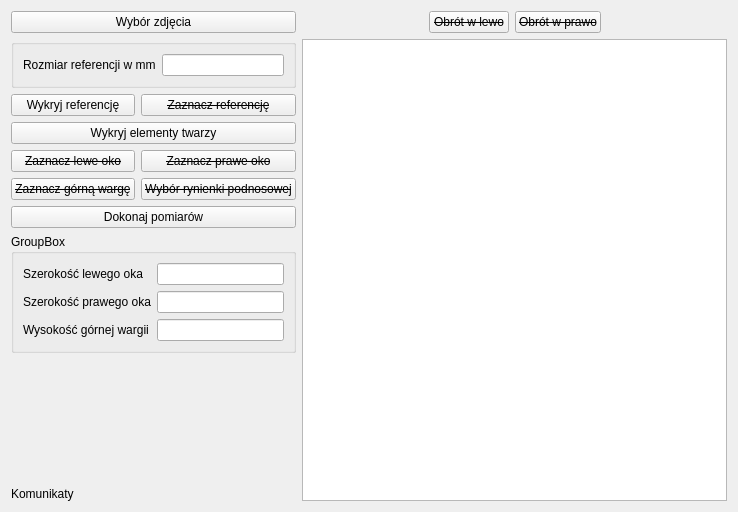
Before: the Qt Designer form implementation/GUI/w_main_window.ui in ocadotechnology-university/FAS-detection-support-tool, drawn with Qt 5.
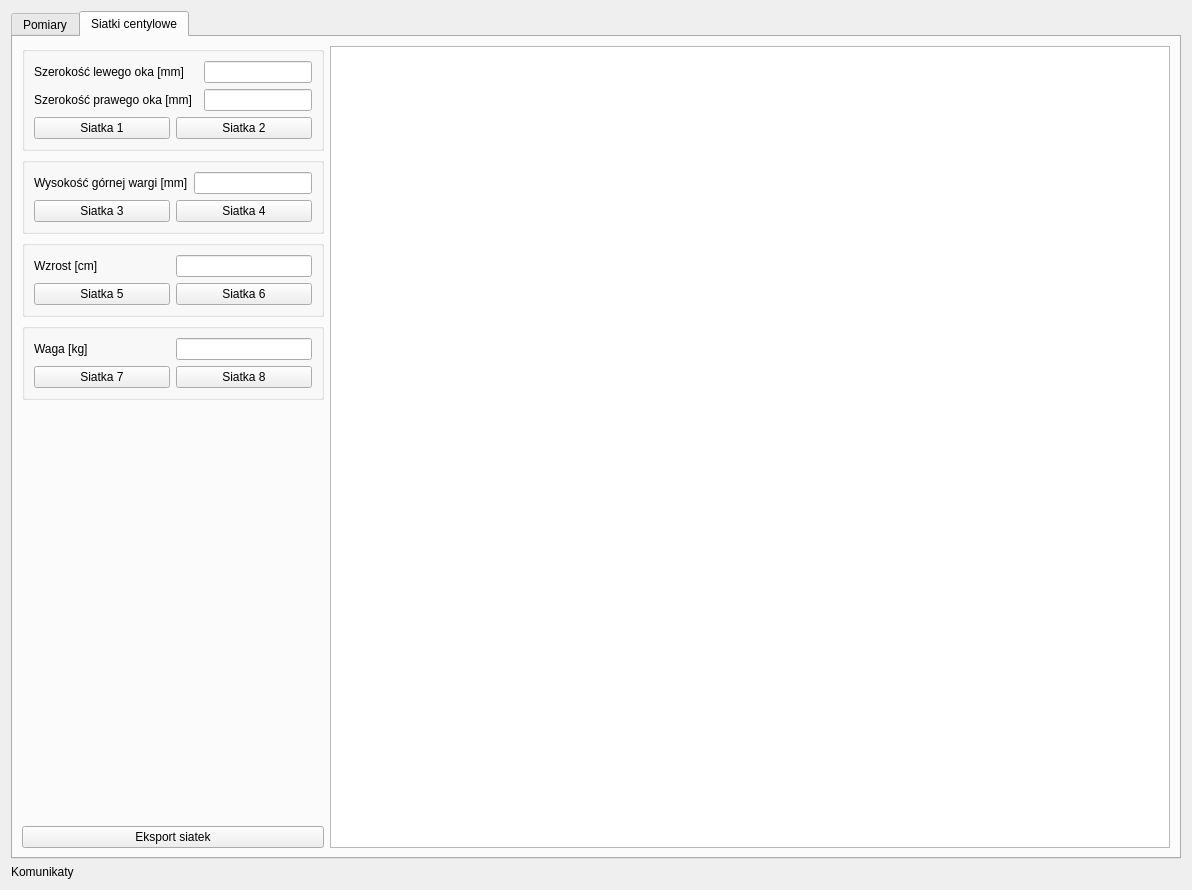
After: the same form once the commit is applied. Icons and pictures are not drawn.

Commit message: the measurement tab got simplified to make room for philtrum choice. I added a tab for growth charts - this tab is still in progress

Diff of the .ui file:
```diff
--- a/implementation/GUI/w_main_window.ui
+++ b/implementation/GUI/w_main_window.ui
@@ -6,41 +6,107 @@
    <rect>
     <x>0</x>
     <y>0</y>
-    <width>738</width>
-    <height>512</height>
+    <width>1192</width>
+    <height>890</height>
    </rect>
   </property>
   <property name="windowTitle">
    <string>Wspomaganie Diagnostyki FAS</string>
   </property>
   <property name="windowIcon">
-   <iconset resource="../../resources/GUI_resources.qrc">
+   <iconset>
     <normaloff>:/icon/Ikona.png</normaloff>:/icon/Ikona.png</iconset>
   </property>
   <layout class="QGridLayout" name="gridLayout_2">
-   <item row="0" column="0" rowspan="2">
+   <item row="0" column="0" colspan="6">
+    <widget class="QTabWidget" name="tabWidget">
+     <property name="maximumSize">
+      <size>
+       <width>16777215</width>
+       <height>16777215</height>
+      </size>
+     </property>
+     <property name="tabPosition">
+      <enum>QTabWidget::TabPosition::North</enum>
+     </property>
+     <property name="tabShape">
+      <enum>QTabWidget::TabShape::Rounded</enum>
+     </property>
+     <property name="currentIndex">
+      <number>1</number>
+     </property>
+     <widget class="QWidget" name="Pomiary">
+      <attribute name="title">
+       <string>Pomiary</string>
+      </attribute>
+      <layout class="QHBoxLayout" name="horizontalLayout">
+       <item>
     <layout class="QGridLayout" name="gridLayout">
-     <item row="10" column="0" colspan="2">
-      <widget class="QPushButton" name="pb_measure">
+         <property name="sizeConstraint">
+          <enum>QLayout::SizeConstraint::SetFixedSize</enum>
+         </property>
+         <property name="horizontalSpacing">
+          <number>-1</number>
+         </property>
+         <item row="4" column="0">
+          <widget class="QPushButton" name="pb_DetectReference">
+           <property name="sizePolicy">
+            <sizepolicy hsizetype="Preferred" vsizetype="Fixed">
+             <horstretch>0</horstretch>
+             <verstretch>0</verstretch>
+            </sizepolicy>
+           </property>
        <property name="text">
-        <string>Dokonaj pomiarów</string>
+            <string>Wykryj referencję</string>
        </property>
       </widget>
      </item>
-     <item row="6" column="0">
-      <widget class="QPushButton" name="pushButton_6">
+         <item row="0" column="0">
+          <widget class="QPushButton" name="pb_ChooseImage">
+           <property name="text">
+            <string>Wybór zdjęcia</string>
+           </property>
+          </widget>
+         </item>
+         <item row="0" column="1">
+          <widget class="QPushButton" name="pb_RotateLeft">
        <property name="font">
         <font>
-         <strikeout>true</strikeout>
+             <strikeout>false</strikeout>
         </font>
        </property>
        <property name="text">
-        <string>Zaznacz lewe oko</string>
+            <string>Obrót w lewo</string>
        </property>
       </widget>
      </item>
-     <item row="1" column="0" colspan="2">
+         <item row="4" column="1">
+          <widget class="QPushButton" name="pb_DetectFacialLandmarks">
+           <property name="sizePolicy">
+            <sizepolicy hsizetype="Preferred" vsizetype="Fixed">
+             <horstretch>0</horstretch>
+             <verstretch>0</verstretch>
+            </sizepolicy>
+           </property>
+           <property name="minimumSize">
+            <size>
+             <width>160</width>
+             <height>0</height>
+            </size>
+           </property>
+           <property name="text">
+            <string>Wykryj elementy twarzy</string>
+           </property>
+          </widget>
+         </item>
+         <item row="2" column="0" colspan="5">
       <widget class="QGroupBox" name="groupBox_2">
+           <property name="sizePolicy">
+            <sizepolicy hsizetype="Minimum" vsizetype="Preferred">
+             <horstretch>0</horstretch>
+             <verstretch>0</verstretch>
+            </sizepolicy>
+           </property>
        <property name="title">
         <string/>
        </property>
@@ -58,146 +124,183 @@
        </layout>
       </widget>
      </item>
-     <item row="11" column="0" colspan="2">
+         <item row="0" column="2" colspan="3">
+          <widget class="QPushButton" name="pb_RotateRight">
+           <property name="font">
+            <font>
+             <strikeout>false</strikeout>
+            </font>
+           </property>
+           <property name="text">
+            <string>Obrót w prawo</string>
+           </property>
+          </widget>
+         </item>
+         <item row="4" column="2" colspan="3">
+          <widget class="QPushButton" name="pb_measure">
+           <property name="sizePolicy">
+            <sizepolicy hsizetype="Preferred" vsizetype="Fixed">
+             <horstretch>0</horstretch>
+             <verstretch>0</verstretch>
+            </sizepolicy>
+           </property>
+           <property name="minimumSize">
+            <size>
+             <width>145</width>
+             <height>0</height>
+            </size>
+           </property>
+           <property name="text">
+            <string>Dokonaj pomiarów</string>
+           </property>
+          </widget>
+         </item>
+         <item row="18" column="0" colspan="5">
       <widget class="QGroupBox" name="groupBox">
+           <property name="sizePolicy">
+            <sizepolicy hsizetype="Preferred" vsizetype="Preferred">
+             <horstretch>0</horstretch>
+             <verstretch>0</verstretch>
+            </sizepolicy>
+           </property>
+           <property name="minimumSize">
+            <size>
+             <width>400</width>
+             <height>0</height>
+            </size>
+           </property>
        <property name="title">
-        <string>GroupBox</string>
+            <string>Pomiary</string>
        </property>
        <layout class="QFormLayout" name="formLayout">
-        <item row="0" column="0">
+            <item row="1" column="0">
          <widget class="QLabel" name="label">
           <property name="text">
-           <string>Szerokość lewego oka</string>
+               <string>Szerokość lewego oka [mm]</string>
           </property>
          </widget>
         </item>
-        <item row="0" column="1">
-         <widget class="QLineEdit" name="le_LeftEyeMM"/>
-        </item>
         <item row="1" column="1">
+             <widget class="QLineEdit" name="le_LeftEyeMM"/>
+            </item>
+            <item row="2" column="1">
          <widget class="QLineEdit" name="le_RightEyeMM"/>
         </item>
-        <item row="1" column="0">
+            <item row="2" column="0">
          <widget class="QLabel" name="label_2">
           <property name="text">
-           <string>Szerokość prawego oka</string>
+               <string>Szerokość prawego oka [mm]</string>
           </property>
          </widget>
         </item>
-        <item row="2" column="0">
+            <item row="3" column="0">
          <widget class="QLabel" name="label_4">
           <property name="text">
-           <string>Wysokość górnej wargii</string>
+               <string>Wysokość górnej wargi [mm]</string>
           </property>
          </widget>
         </item>
-        <item row="2" column="1">
+            <item row="3" column="1">
          <widget class="QLineEdit" name="le_UpperLipMM"/>
         </item>
        </layout>
       </widget>
      </item>
-     <item row="4" column="0">
-      <widget class="QPushButton" name="pb_DetectReference">
-       <property name="text">
-        <string>Wykryj referencję</string>
-       </property>
-      </widget>
-     </item>
-     <item row="4" column="1">
-      <widget class="QPushButton" name="pushButton">
-       <property name="font">
-        <font>
-         <strikeout>true</strikeout>
-        </font>
-       </property>
-       <property name="text">
-        <string>Zaznacz referencję</string>
-       </property>
-       <property name="flat">
-        <bool>false</bool>
-       </property>
-      </widget>
-     </item>
-     <item row="7" column="1">
-      <widget class="QPushButton" name="pushButton_7">
-       <property name="font">
-        <font>
-         <strikeout>true</strikeout>
-        </font>
-       </property>
-       <property name="text">
+         <item row="19" column="0" colspan="5">
+          <widget class="QGroupBox" name="groupBox_4">
+           <property name="sizePolicy">
+            <sizepolicy hsizetype="Minimum" vsizetype="Preferred">
+             <horstretch>0</horstretch>
+             <verstretch>0</verstretch>
+            </sizepolicy>
+           </property>
+           <property name="title">
         <string>Wybór rynienki podnosowej</string>
        </property>
-      </widget>
-     </item>
-     <item row="5" column="0" colspan="2">
-      <widget class="QPushButton" name="pb_DetectFacialLandmarks">
+           <layout class="QGridLayout" name="gridLayout_3">
+            <item row="3" column="2">
+             <widget class="QRadioButton" name="radioButton_5">
+              <property name="text">
+               <string>3</string>
+              </property>
+             </widget>
+            </item>
+            <item row="1" column="1" rowspan="5">
+             <widget class="QLabel" name="label_5">
+              <property name="sizePolicy">
+               <sizepolicy hsizetype="Minimum" vsizetype="Minimum">
+                <horstretch>0</horstretch>
+                <verstretch>0</verstretch>
+               </sizepolicy>
+              </property>
+              <property name="minimumSize">
+               <size>
+                <width>0</width>
+                <height>0</height>
+               </size>
+              </property>
+              <property name="maximumSize">
+               <size>
+                <width>200</width>
+                <height>400</height>
+               </size>
+              </property>
        <property name="text">
-        <string>Wykryj elementy twarzy</string>
-       </property>
-      </widget>
-     </item>
-     <item row="7" column="0">
-      <widget class="QPushButton" name="pushButton_8">
-       <property name="font">
-        <font>
-         <strikeout>true</strikeout>
-        </font>
-       </property>
+               <string extracomment="Źródło: http://depts.washington.edu/fasdpn/htmls/lip-philtrum-guides.htm"/>
+              </property>
+              <property name="pixmap">
+               <pixmap resource="../../resources/GUI_resources.qrc">:/icon/phltrums fasdpn.org .jpg</pixmap>
+              </property>
+              <property name="scaledContents">
+               <bool>true</bool>
+              </property>
+              <property name="alignment">
+               <set>Qt::AlignmentFlag::AlignCenter</set>
+              </property>
+              <property name="wordWrap">
+               <bool>false</bool>
+              </property>
+              <property name="openExternalLinks">
+               <bool>false</bool>
+              </property>
+              <property name="textInteractionFlags">
+               <set>Qt::TextInteractionFlag::NoTextInteraction</set>
+              </property>
+             </widget>
+            </item>
+            <item row="4" column="2">
+             <widget class="QRadioButton" name="radioButton_4">
        <property name="text">
-        <string>Zaznacz górną wargę</string>
+               <string>2</string>
        </property>
       </widget>
      </item>
-     <item row="6" column="1">
-      <widget class="QPushButton" name="pushButton_5">
-       <property name="font">
-        <font>
-         <strikeout>true</strikeout>
-        </font>
-       </property>
+            <item row="1" column="2">
+             <widget class="QRadioButton" name="radioButton_2">
+              <property name="text">
+               <string>5</string>
+              </property>
+             </widget>
+            </item>
+            <item row="2" column="2" colspan="2">
+             <widget class="QRadioButton" name="radioButton_3">
        <property name="text">
-        <string>Zaznacz prawe oko</string>
+               <string>4</string>
        </property>
       </widget>
      </item>
-     <item row="0" column="0" colspan="2">
-      <widget class="QPushButton" name="pb_ChooseImage">
+            <item row="5" column="2">
+             <widget class="QRadioButton" name="radioButton">
        <property name="text">
-        <string>Wybór zdjęcia</string>
+               <string>1</string>
        </property>
       </widget>
      </item>
     </layout>
-   </item>
-   <item row="0" column="3">
-    <widget class="QPushButton" name="pb_RotateRight">
-     <property name="font">
-      <font>
-       <strikeout>true</strikeout>
-      </font>
-     </property>
-     <property name="text">
-      <string>Obrót w prawo</string>
-     </property>
-    </widget>
-   </item>
-   <item row="0" column="4">
-    <spacer name="horizontalSpacer_2">
-     <property name="orientation">
-      <enum>Qt::Orientation::Horizontal</enum>
-     </property>
-     <property name="sizeHint" stdset="0">
-      <size>
-       <width>40</width>
-       <height>20</height>
-      </size>
-     </property>
-    </spacer>
-   </item>
-   <item row="2" column="0">
-    <spacer name="verticalSpacer">
+          </widget>
+         </item>
+         <item row="3" column="1">
+          <spacer name="verticalSpacer_2">
      <property name="orientation">
       <enum>Qt::Orientation::Vertical</enum>
      </property>
@@ -209,45 +312,280 @@
      </property>
     </spacer>
    </item>
-   <item row="1" column="1" rowspan="3" colspan="4">
+        </layout>
+       </item>
+       <item>
     <widget class="QGraphicsView" name="graphicsView">
      <property name="sizeAdjustPolicy">
       <enum>QAbstractScrollArea::SizeAdjustPolicy::AdjustToContents</enum>
      </property>
     </widget>
    </item>
+      </layout>
+     </widget>
+     <widget class="QWidget" name="Siatki_centylowe">
+      <attribute name="title">
+       <string>Siatki centylowe</string>
+      </attribute>
+      <layout class="QGridLayout" name="gridLayout_5">
+       <item row="5" column="0">
+        <widget class="QPushButton" name="pushButton_9">
+         <property name="text">
+          <string>Eksport siatek</string>
+         </property>
+        </widget>
+       </item>
    <item row="3" column="0">
+        <widget class="QGroupBox" name="groupBox_7">
+         <property name="title">
+          <string/>
+         </property>
+         <layout class="QGridLayout" name="gridLayout_10">
+          <item row="0" column="1">
+           <widget class="QLineEdit" name="lineEdit_5">
+            <property name="sizePolicy">
+             <sizepolicy hsizetype="Minimum" vsizetype="Fixed">
+              <horstretch>0</horstretch>
+              <verstretch>0</verstretch>
+             </sizepolicy>
+            </property>
+           </widget>
+          </item>
+          <item row="0" column="0">
+           <widget class="QLabel" name="label_10">
+            <property name="text">
+             <string>Waga [kg]</string>
+            </property>
+           </widget>
+          </item>
+          <item row="1" column="0" colspan="2">
+           <layout class="QHBoxLayout" name="horizontalLayout_4">
+            <item>
+             <widget class="QPushButton" name="pushButton_7">
+              <property name="text">
+               <string>Siatka 7</string>
+              </property>
+             </widget>
+            </item>
+            <item>
+             <widget class="QPushButton" name="pushButton_8">
+              <property name="text">
+               <string>Siatka 8</string>
+              </property>
+             </widget>
+            </item>
+           </layout>
+          </item>
+         </layout>
+        </widget>
+       </item>
+       <item row="2" column="0">
+        <widget class="QGroupBox" name="groupBox_6">
+         <property name="title">
+          <string/>
+         </property>
+         <layout class="QVBoxLayout" name="verticalLayout_2">
+          <item>
+           <layout class="QGridLayout" name="gridLayout_9">
+            <item row="0" column="0">
+             <widget class="QLabel" name="label_9">
+              <property name="text">
+               <string>Wzrost [cm]</string>
+              </property>
+             </widget>
+            </item>
+            <item row="0" column="1">
+             <widget class="QLineEdit" name="lineEdit_4">
+              <property name="sizePolicy">
+               <sizepolicy hsizetype="Minimum" vsizetype="Fixed">
+                <horstretch>0</horstretch>
+                <verstretch>0</verstretch>
+               </sizepolicy>
+              </property>
+             </widget>
+            </item>
+            <item row="1" column="0" colspan="2">
+             <layout class="QHBoxLayout" name="horizontalLayout_5">
+              <item>
+               <widget class="QPushButton" name="pushButton_5">
+                <property name="text">
+                 <string>Siatka 5</string>
+                </property>
+               </widget>
+              </item>
+              <item>
+               <widget class="QPushButton" name="pushButton_6">
+                <property name="text">
+                 <string>Siatka 6</string>
+                </property>
+               </widget>
+              </item>
+             </layout>
+            </item>
+           </layout>
+          </item>
+         </layout>
+        </widget>
+       </item>
+       <item row="0" column="1" rowspan="6">
+        <widget class="QGraphicsView" name="graphicsView_2"/>
+       </item>
+       <item row="1" column="0">
+        <widget class="QGroupBox" name="groupBox_5">
+         <property name="sizePolicy">
+          <sizepolicy hsizetype="Minimum" vsizetype="Preferred">
+           <horstretch>0</horstretch>
+           <verstretch>0</verstretch>
+          </sizepolicy>
+         </property>
+         <property name="title">
+          <string/>
+         </property>
+         <layout class="QGridLayout" name="gridLayout_7">
+          <item row="0" column="0">
+           <widget class="QLabel" name="label_8">
+            <property name="text">
+             <string>Wysokość górnej wargi [mm]</string>
+            </property>
+           </widget>
+          </item>
+          <item row="0" column="1">
+           <widget class="QLineEdit" name="le_UpperLipMMChart">
+            <property name="sizePolicy">
+             <sizepolicy hsizetype="Minimum" vsizetype="Fixed">
+              <horstretch>0</horstretch>
+              <verstretch>0</verstretch>
+             </sizepolicy>
+            </property>
+           </widget>
+          </item>
+          <item row="1" column="0" colspan="2">
+           <layout class="QHBoxLayout" name="horizontalLayout_3">
+            <item>
+             <widget class="QPushButton" name="pushButton_3">
+              <property name="text">
+               <string>Siatka 3</string>
+              </property>
+             </widget>
+            </item>
+            <item>
+             <widget class="QPushButton" name="pushButton_4">
+              <property name="text">
+               <string>Siatka 4</string>
+              </property>
+             </widget>
+            </item>
+           </layout>
+          </item>
+         </layout>
+        </widget>
+       </item>
+       <item row="0" column="0">
+        <widget class="QGroupBox" name="groupBox_3">
+         <property name="sizePolicy">
+          <sizepolicy hsizetype="Minimum" vsizetype="Minimum">
+           <horstretch>0</horstretch>
+           <verstretch>0</verstretch>
+          </sizepolicy>
+         </property>
+         <property name="title">
+          <string/>
+         </property>
+         <layout class="QGridLayout" name="gridLayout_6">
+          <item row="0" column="0">
+           <widget class="QLabel" name="label_6">
+            <property name="sizePolicy">
+             <sizepolicy hsizetype="Minimum" vsizetype="Preferred">
+              <horstretch>0</horstretch>
+              <verstretch>0</verstretch>
+             </sizepolicy>
+            </property>
+            <property name="text">
+             <string>Szerokość lewego oka [mm]</string>
+            </property>
+           </widget>
+          </item>
+          <item row="1" column="2">
+           <widget class="QLineEdit" name="le_RightEyeMMChart">
+            <property name="sizePolicy">
+             <sizepolicy hsizetype="Minimum" vsizetype="Fixed">
+              <horstretch>0</horstretch>
+              <verstretch>0</verstretch>
+             </sizepolicy>
+            </property>
+           </widget>
+          </item>
+          <item row="0" column="2">
+           <widget class="QLineEdit" name="le_LeftEyeMMChart">
+            <property name="sizePolicy">
+             <sizepolicy hsizetype="Minimum" vsizetype="Fixed">
+              <horstretch>0</horstretch>
+              <verstretch>0</verstretch>
+             </sizepolicy>
+            </property>
+           </widget>
+          </item>
+          <item row="1" column="0">
+           <widget class="QLabel" name="label_7">
+            <property name="sizePolicy">
+             <sizepolicy hsizetype="Minimum" vsizetype="Preferred">
+              <horstretch>0</horstretch>
+              <verstretch>0</verstretch>
+             </sizepolicy>
+            </property>
+            <property name="text">
+             <string>Szerokość prawego oka [mm]</string>
+            </property>
+           </widget>
+          </item>
+          <item row="3" column="0" colspan="3">
+           <layout class="QHBoxLayout" name="horizontalLayout_2">
+            <item>
+             <widget class="QPushButton" name="pushButton">
+              <property name="text">
+               <string>Siatka 1</string>
+              </property>
+             </widget>
+            </item>
+            <item>
+             <widget class="QPushButton" name="pushButton_2">
+              <property name="text">
+               <string>Siatka 2</string>
+              </property>
+             </widget>
+            </item>
+           </layout>
+          </item>
+         </layout>
+        </widget>
+       </item>
+       <item row="4" column="0">
+        <spacer name="verticalSpacer">
+         <property name="orientation">
+          <enum>Qt::Orientation::Vertical</enum>
+         </property>
+         <property name="sizeHint" stdset="0">
+          <size>
+           <width>20</width>
+           <height>40</height>
+          </size>
+         </property>
+        </spacer>
+       </item>
+      </layout>
+     </widget>
+    </widget>
+   </item>
+   <item row="18" column="0">
     <widget class="QLabel" name="lb_Message">
      <property name="text">
       <string>Komunikaty</string>
      </property>
-    </widget>
-   </item>
-   <item row="0" column="2">
-    <widget class="QPushButton" name="pb_RotateLeft">
-     <property name="font">
-      <font>
-       <strikeout>true</strikeout>
-      </font>
+     <property name="wordWrap">
+      <bool>false</bool>
      </property>
-     <property name="text">
-      <string>Obrót w lewo</string>
-     </property>
     </widget>
    </item>
-   <item row="0" column="1">
-    <spacer name="horizontalSpacer">
-     <property name="orientation">
-      <enum>Qt::Orientation::Horizontal</enum>
-     </property>
-     <property name="sizeHint" stdset="0">
-      <size>
-       <width>40</width>
-       <height>20</height>
-      </size>
-     </property>
-    </spacer>
-   </item>
   </layout>
  </widget>
  <resources>
```
Lines whose indentation alone changed are shown as unchanged. The commit also changes 6 other files.
